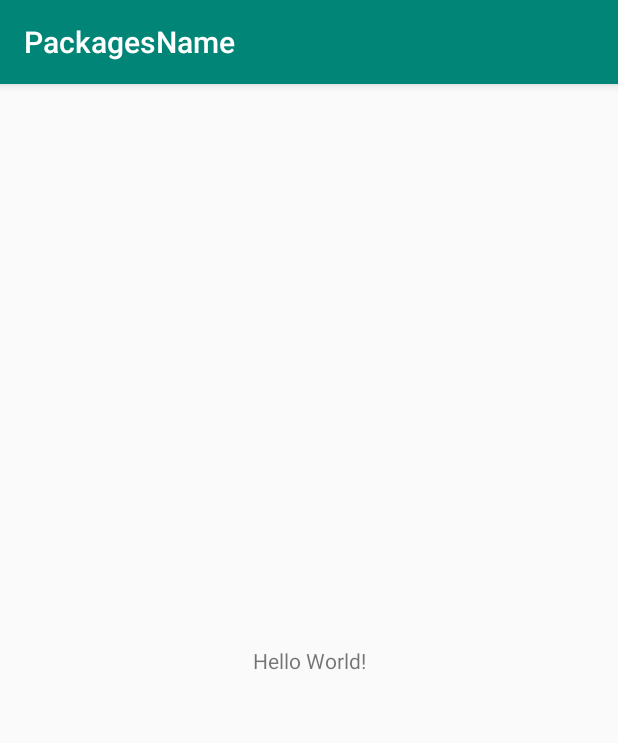
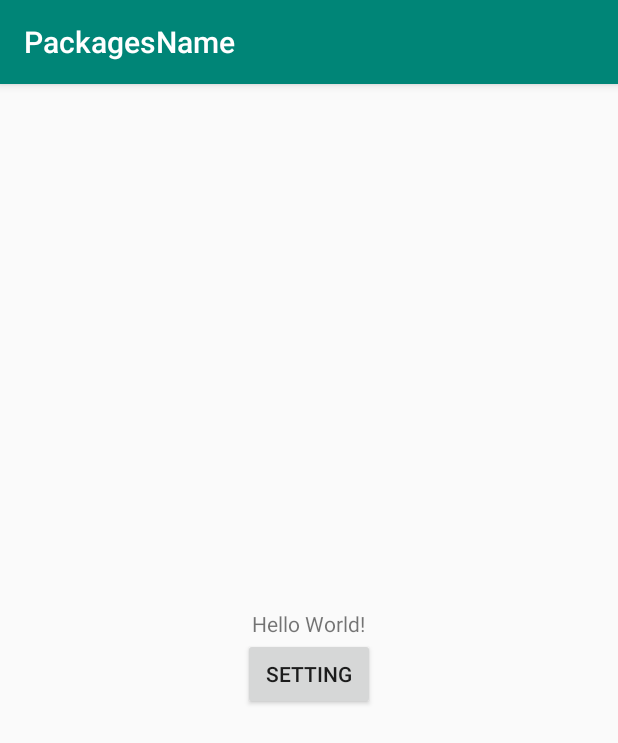
Before and after one commit to ldhcjs/GetPackagesName, an Android app: the screen it shows after launch (MainActivity), on a phone screen of 412 x 824 dp. Shown: the top 743 px of the screen. Run offline under Robolectric (Android 15) with nearby library versions, the phone set to English and light mode, and no system bars.

Commit message:
Added to execute Accessbility Setting

```diff
--- a/app/src/main/java/com/example/packagesname/MainActivity.java
+++ b/app/src/main/java/com/example/packagesname/MainActivity.java
@@ -3,14 +3,27 @@ package com.example.packagesname;
 import android.content.Intent;
 import android.support.v7.app.AppCompatActivity;
 import android.os.Bundle;
+import android.view.View;
+import android.widget.Button;
 
 public class MainActivity extends AppCompatActivity {
+
+    Button mBtnSetting;
 
     @Override
     protected void onCreate(Bundle savedInstanceState) {
         super.onCreate(savedInstanceState);
         setContentView(R.layout.activity_main);
+        mBtnSetting = (Button) findViewById(R.id.btn_setting);
 
+        mBtnSetting.setOnClickListener(new View.OnClickListener() {
+            @Override
+            public void onClick(View v) {
+                startActivityForResult(
+                        new Intent(android.provider.Settings.ACTION_ACCESSIBILITY_SETTINGS),
+                        1000);
+            }
+        });
         startService(new Intent(this, GetPackagesName.class));
     }
 }
--- a/app/src/main/res/layout/activity_main.xml
+++ b/app/src/main/res/layout/activity_main.xml
@@ -1,18 +1,21 @@
 <?xml version="1.0" encoding="utf-8"?>
-<android.support.constraint.ConstraintLayout xmlns:android="http://schemas.android.com/apk/res/android"
-    xmlns:app="http://schemas.android.com/apk/res-auto"
+<LinearLayout xmlns:android="http://schemas.android.com/apk/res/android"
     xmlns:tools="http://schemas.android.com/tools"
     android:layout_width="match_parent"
     android:layout_height="match_parent"
-    tools:context=".MainActivity">
+    tools:context=".MainActivity"
+    android:orientation="vertical"
+    android:gravity="center">
 
     <TextView
         android:layout_width="wrap_content"
         android:layout_height="wrap_content"
-        android:text="Hello World!"
-        app:layout_constraintBottom_toBottomOf="parent"
-        app:layout_constraintLeft_toLeftOf="parent"
-        app:layout_constraintRight_toRightOf="parent"
-        app:layout_constraintTop_toTopOf="parent" />
+        android:text="Hello World!" />
 
-</android.support.constraint.ConstraintLayout>
+    <Button
+        android:id="@+id/btn_setting"
+        android:layout_width="wrap_content"
+        android:layout_height="wrap_content"
+        android:text="Setting"/>
+
+</LinearLayout>
```
